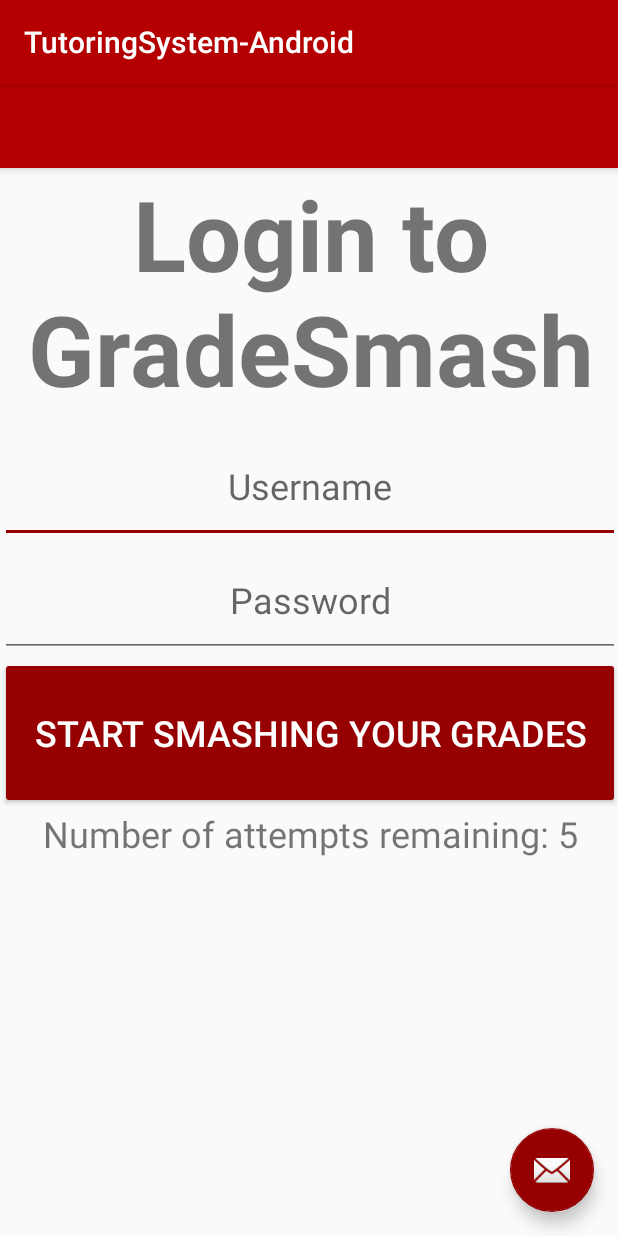
After one commit to brendanmarks/321Project, an Android app: the LoginActivity screen opened directly, with no data from a screen before it, on a phone screen of 412 x 824 dp. The commit adds this screen. Run offline under Robolectric (Android 15) with nearby library versions, the phone set to English and light mode, and no system bars.

Commit message:
whole lot of changes

```diff
--- /dev/null
+++ b/TutoringSystem-Andorid/app/src/main/java/ca/mcgill/ecse321/tutoringsystem/LoginActivity.java
@@ -0,0 +1,55 @@
+package ca.mcgill.ecse321.tutoringsystem;
+
+import androidx.appcompat.app.AppCompatActivity;
+
+import android.content.Intent;
+import android.os.Bundle;
+import android.view.View;
+import android.widget.Button;
+import android.widget.EditText;
+import android.widget.TextView;
+
+public class LoginActivity extends AppCompatActivity {
+
+    private EditText Name;
+    private EditText Password;
+    private TextView Info;
+    private Button Login;
+    private int counter = 5;
+
+    @Override
+    protected void onCreate(Bundle savedInstanceState) {
+        super.onCreate(savedInstanceState);
+        setContentView(R.layout.activity_login);
+
+        Name = (EditText) findViewById(R.id.usernameText);
+        Password = (EditText) findViewById(R.id.passwordText);
+        Info = (TextView) findViewById(R.id.tvInfo);
+        Login = (Button) findViewById(R.id.loginButton);
+
+        Info.setText("Number of attempts remaining: 5");
+        Login.setOnClickListener(new View.OnClickListener(){
+            @Override
+            public void onClick(View view){
+                validate(Name.getText().toString() , Password.getText().toString());
+            }
+        });
+
+    }
+
+    //TODO: Implement Login by connecting to back-end!!
+    private void validate(String username, String password) {
+        if((username.equals("sean")) && (password.equals("seany"))){
+            Intent intent = new Intent(LoginActivity.this , HomePageActivity.class);
+            startActivity(intent);
+        }else{
+            // This part shows the number of attempts remaining before we disable the login button
+            counter --;
+            Info.setText("Number of attempts remaining : " + String.valueOf(counter));
+            if(counter <= 0){
+                Login.setEnabled(false);
+            }
+        }
+    }
+
+}
--- /dev/null
+++ b/TutoringSystem-Andorid/app/src/main/res/layout/activity_login.xml
@@ -0,0 +1,34 @@
+<?xml version="1.0" encoding="utf-8"?>
+<androidx.coordinatorlayout.widget.CoordinatorLayout
+    xmlns:android="http://schemas.android.com/apk/res/android"
+    xmlns:app="http://schemas.android.com/apk/res-auto"
+    xmlns:tools="http://schemas.android.com/tools"
+    android:layout_width="match_parent"
+    android:layout_height="match_parent"
+    tools:context=".MainActivity">
+
+    <com.google.android.material.appbar.AppBarLayout
+        android:layout_height="wrap_content"
+        android:layout_width="match_parent"
+        android:theme="@style/AppTheme.AppBarOverlay">
+
+        <androidx.appcompat.widget.Toolbar
+            android:id="@+id/toolbar"
+            android:layout_width="match_parent"
+            android:layout_height="?attr/actionBarSize"
+            android:background="?attr/colorPrimary"
+            app:popupTheme="@style/AppTheme.PopupOverlay" />
+
+    </com.google.android.material.appbar.AppBarLayout>
+
+    <include layout="@layout/content_login"/>
+
+    <com.google.android.material.floatingactionbutton.FloatingActionButton
+        android:id="@+id/fab"
+        android:layout_width="wrap_content"
+        android:layout_height="wrap_content"
+        android:layout_gravity="bottom|end"
+        android:layout_margin="@dimen/fab_margin"
+        app:srcCompat="@android:drawable/ic_dialog_email" />
+
+</androidx.coordinatorlayout.widget.CoordinatorLayout>
--- /dev/null
+++ b/TutoringSystem-Andorid/app/src/main/res/layout/content_login.xml
@@ -0,0 +1,79 @@
+<?xml version="1.0" encoding="utf-8"?>
+<androidx.constraintlayout.widget.ConstraintLayout
+    xmlns:android="http://schemas.android.com/apk/res/android"
+    xmlns:tools="http://schemas.android.com/tools"
+    xmlns:app="http://schemas.android.com/apk/res-auto"
+    android:layout_width="match_parent"
+    android:layout_height="match_parent"
+    app:layout_behavior="@string/appbar_scrolling_view_behavior"
+    tools:showIn="@layout/activity_login"
+    tools:context=".LoginActivity">
+
+    <LinearLayout
+        android:layout_width="413dp"
+        android:layout_height="675dp"
+        android:orientation="vertical"
+        app:layout_constraintHorizontal_bias="0.0"
+        app:layout_constraintLeft_toLeftOf="parent"
+        app:layout_constraintRight_toRightOf="parent"
+        app:layout_constraintTop_toTopOf="parent">
+
+        <TextView
+            android:id="@+id/loginTextView"
+            android:layout_width="match_parent"
+            android:layout_height="174dp"
+            android:text="Login to GradeSmash"
+            android:textAlignment="center"
+            android:textSize="65sp"
+            android:textStyle="bold"
+            tools:layout_editor_absoluteX="51dp"
+            tools:layout_editor_absoluteY="76dp" />
+
+        <EditText
+            android:id="@+id/usernameText"
+            android:layout_width="match_parent"
+            android:layout_height="76dp"
+            android:ems="10"
+            android:hint="Username"
+            android:inputType="textPersonName"
+            android:textAlignment="center"
+            android:textSize="24sp"
+            tools:layout_editor_absoluteX="44dp"
+            tools:layout_editor_absoluteY="286dp" />
+
+        <EditText
+            android:id="@+id/passwordText"
+            android:layout_width="match_parent"
+            android:layout_height="76dp"
+            android:ems="10"
+            android:hint="Password"
+            android:inputType="textPassword"
+            android:textAlignment="center"
+            android:textSize="24sp"
+            tools:layout_editor_absoluteX="44dp"
+            tools:layout_editor_absoluteY="358dp" />
+
+        <Button
+            android:id="@+id/loginButton"
+            android:layout_width="match_parent"
+            android:layout_height="101dp"
+            android:backgroundTint="@color/colorAccent"
+            android:text="Start Smashing your grades"
+            android:textAlignment="center"
+            android:textColor="#FFFFFF"
+            android:textSize="24sp"
+            tools:layout_editor_absoluteX="44dp"
+            tools:layout_editor_absoluteY="489dp" />
+
+        <TextView
+            android:id="@+id/tvInfo"
+            android:layout_width="match_parent"
+            android:layout_height="49dp"
+            android:text="Remaining Attempts: "
+            android:textAlignment="center"
+            android:textSize="24sp" />
+
+    </LinearLayout>
+
+
+</androidx.constraintlayout.widget.ConstraintLayout>
--- a/TutoringSystem-Andorid/app/src/main/res/layout/content_main.xml
+++ b/TutoringSystem-Andorid/app/src/main/res/layout/content_main.xml
@@ -22,7 +22,6 @@
             android:id="@+id/gradesmash"
             android:layout_width="match_parent"
             android:layout_height="296dp"
-            android:fontFamily="@font/iceberg"
             android:text="@string/gradesmash"
             android:textAlignment="center"
             android:textSize="60sp"
@@ -34,11 +33,10 @@
             app:layout_constraintVertical_bias="0.201" />
 
         <Button
-            android:id="@+id/Login"
+            android:id="@+id/loginButton"
             android:layout_width="match_parent"
             android:layout_height="131dp"
             android:backgroundTint="@color/colorAccent"
-            android:fontFamily="@font/iceberg"
             android:text="@string/login_to_smash_your_grades"
             android:textColor="#FFFFFF"
             android:textSize="24sp"
@@ -49,7 +47,6 @@
             android:id="@+id/Signup"
             android:layout_width="match_parent"
             android:layout_height="136dp"
-            android:fontFamily="@font/iceberg"
             android:text="@string/sign_up_to_smash_your_grades"
             android:textSize="24sp"
             tools:layout_editor_absoluteX="62dp"
```
Also changed, not shown: TutoringSystem-Andorid/app/src/main/AndroidManifest.xml (+6 -4 lines), TutoringSystem-Andorid/app/src/main/java/ca/mcgill/ecse321/tutoringsystem/HomePageActivity.java (added, +14 -0 lines), TutoringSystem-Andorid/app/src/main/java/ca/mcgill/ecse321/tutoringsystem/MainActivity.java (+56 -0 lines), TutoringSystem-Andorid/app/src/main/java/ca/mcgill/ecse321/tutoringsystem/SignupActivity.java (added, +14 -0 lines), TutoringSystem-Andorid/app/src/main/res/layout/activity_home_page.xml (added, +34 -0 lines), TutoringSystem-Andorid/app/src/main/res/layout/activity_signup.xml (added, +9 -0 lines), TutoringSystem-Andorid/app/src/main/res/layout/content_home_page.xml (added, +55 -0 lines).
